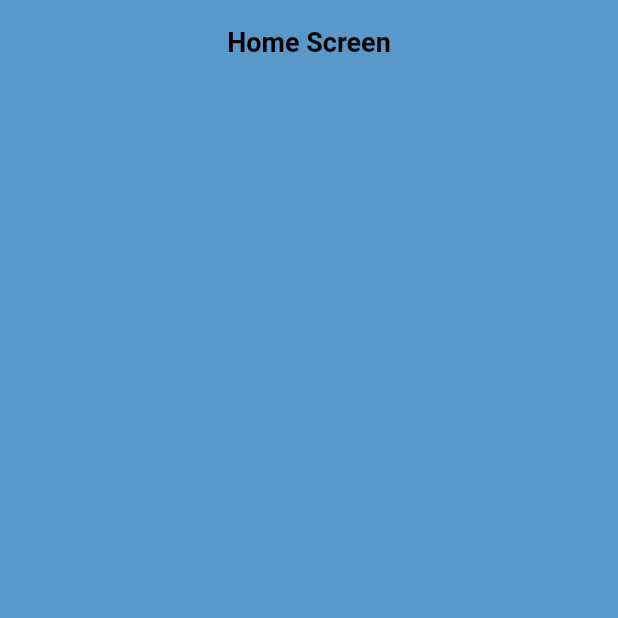
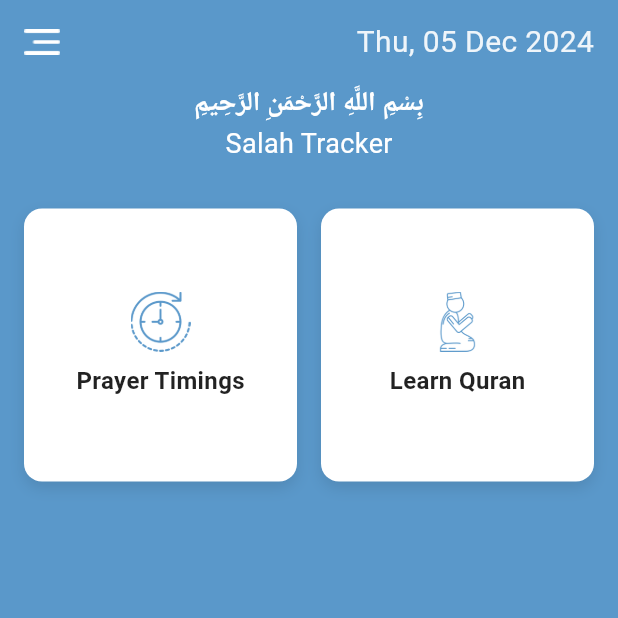
Before and after one commit to ANB-TechSolution/Salah-Tracker, a Flutter app: the screen it shows after launch, on a phone screen of 412 x 824 dp, the top half of it. Run offline on Flutter 3.47's test engine with Material 3 defaults, Android fonts, the phone set to English and light mode, and no system bars; Roboto replaces fonts that are missing (Poppins, TraditionalArabic).

Commit message:
Build some ui of the home page

```diff
--- a/lib/features/home/view/home_screen.dart
+++ b/lib/features/home/view/home_screen.dart
@@ -1,4 +1,5 @@
 import 'package:flutter/material.dart';
+import 'package:salah_tracker/utils/constants/colors.dart';
 
 class HomeScreen extends StatelessWidget {
   const HomeScreen({super.key});
@@ -7,7 +8,127 @@ class HomeScreen extends StatelessWidget {
   Widget build(BuildContext context) {
     return Scaffold(
       appBar: AppBar(
-        title: const Text('Home Screen'),
+        actions: [
+          Padding(
+            padding: const EdgeInsets.only(right: 16.0),
+            child: Center(
+              child: Text(
+                'Thu, 05 Dec 2024',
+                style: TextStyle(
+                  fontSize: 20,
+                  color: Colors.white.withOpacity(0.9),
+                ),
+              ),
+            ),
+          ),
+        ],
+        leading: IconButton(
+          icon: Image.asset(
+            'assets/icons/home/menu.webp',
+            height: 24, // Adjust size
+            width: 24,
+            color: TColors.white,
+          ),
+          onPressed: () {
+            // Handle menu button press
+          },
+        ),
+      ),
+      body: Padding(
+        padding: const EdgeInsets.symmetric(horizontal: 16.0),
+        child: Column(
+          crossAxisAlignment: CrossAxisAlignment.center,
+          children: [
+            const Text(
+              'بِسْمِ اللَّهِ الرَّحْمَنِ الرَّحِيمِ',
+              style: TextStyle(
+                fontSize: 18,
+                fontWeight: FontWeight.bold,
+                color: TColors.white,
+                fontFamily:
+                    'TraditionalArabic', // Optional: Specify a custom Arabic font
+              ),
+              textAlign: TextAlign.center,
+            ),
+            const Text(
+              "Salah Tracker",
+              style: TextStyle(
+                color: TColors.white,
+                fontSize: 18,
+              ),
+            ),
+            const SizedBox(height: 30),
+            Expanded(
+              child: GridView.count(
+                crossAxisCount: 2,
+                crossAxisSpacing: 16,
+                mainAxisSpacing: 16,
+                children: [
+                  _buildCard(
+                    imagePath:
+                        'assets/icons/home/timings.png', // Replace with your image asset
+                    label: 'Prayer Timings',
+                    onTap: () {
+                      // Handle Prayer Timings button press
+                    },
+                  ),
+                  _buildCard(
+                    imagePath:
+                        'assets/icons/home/prayer.png', // Replace with your image asset
+                    label: 'Learn Quran',
+                    onTap: () {
+                      // Handle Learn Quran button press
+                    },
+                  ),
+                ],
+              ),
+            ),
+          ],
+        ),
+      ),
+    );
+  }
+
+  Widget _buildCard({
+    required String imagePath, // Accept asset image path
+    required String label,
+    required VoidCallback onTap,
+  }) {
+    return InkWell(
+      onTap: onTap,
+      borderRadius: BorderRadius.circular(12),
+      child: Container(
+        decoration: BoxDecoration(
+          color: Colors.white,
+          borderRadius: BorderRadius.circular(12),
+          boxShadow: [
+            BoxShadow(
+              color: Colors.black.withOpacity(0.1),
+              blurRadius: 8,
+              offset: const Offset(0, 4),
+            ),
+          ],
+        ),
+        child: Column(
+          mainAxisAlignment: MainAxisAlignment.center,
+          children: [
+            Image.asset(
+              imagePath,
+              height: 40, // Adjust size
+              width: 40, // Adjust size
+              color: const Color(0xFF5A98CA), // Optional: Apply a tint color
+            ),
+            const SizedBox(height: 8),
+            Text(
+              label,
+              style: const TextStyle(
+                fontSize: 16,
+                fontWeight: FontWeight.w600,
+                color: Colors.black87,
+              ),
+            ),
+          ],
+        ),
       ),
     );
   }
--- a/lib/utils/theme/widget_themes/appbar_theme.dart
+++ b/lib/utils/theme/widget_themes/appbar_theme.dart
@@ -11,9 +11,9 @@ class TAppBarTheme {
     scrolledUnderElevation: 0,
     backgroundColor: TColors.colorPrimary,
     surfaceTintColor: Colors.transparent,
-    iconTheme: IconThemeData(color: TColors.black, size: TSizes.iconMd),
-    actionsIconTheme: IconThemeData(color: TColors.black, size: TSizes.iconMd),
+    iconTheme: IconThemeData(color: TColors.white, size: TSizes.iconMd),
+    actionsIconTheme: IconThemeData(color: TColors.white, size: TSizes.iconMd),
     titleTextStyle: TextStyle(
-        fontSize: 18.0, fontWeight: FontWeight.w600, color: TColors.black),
+        fontSize: 18.0, fontWeight: FontWeight.w600, color: TColors.white),
   );
 }
--- a/pubspec.yaml
+++ b/pubspec.yaml
@@ -59,8 +59,8 @@ flutter:
   uses-material-design: true
 
   # To add assets to your application, add an assets section, like this:
-  # assets:
-  #   - images/a_dot_burr.jpeg
+  assets:
+    - assets/icons/home/
   #   - images/a_dot_ham.jpeg
 
   # An image asset can refer to one or more resolution-specific "variants", see
```
Also changed, not shown: assets/icons/home/allahnames.png (added), assets/icons/home/counter.png (added), assets/icons/home/dua.png (added), assets/icons/home/menu.webp (added), assets/icons/home/prayer.png (added), assets/icons/home/settings.png (added), assets/icons/home/timings.png (added).
